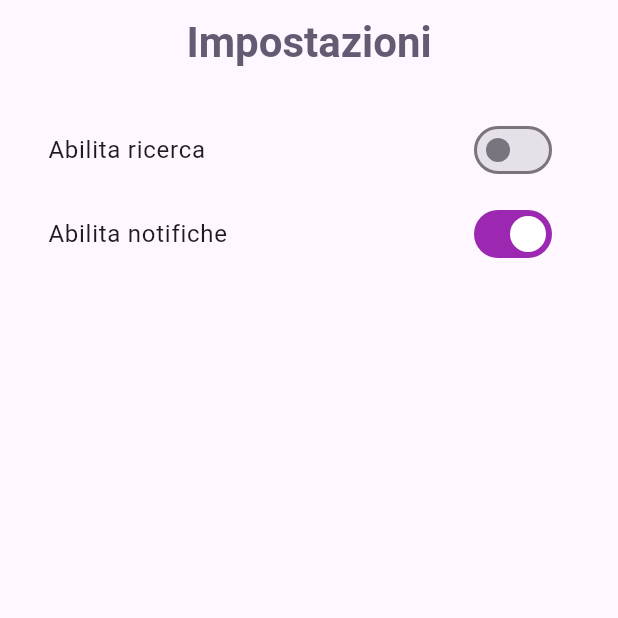
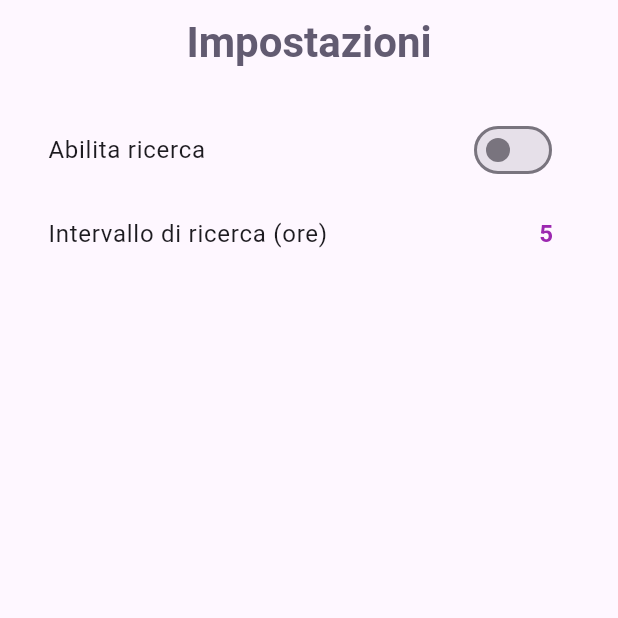
Before and after one commit to danielechiarion/TOLC_notifier, a Flutter app: the SettingsPage screen opened directly, after a tap on "Abilita ricerca", on a phone screen of 412 x 824 dp, the top half of it. Run offline on Flutter 3.47's test engine with Material 3 defaults, Android fonts, the light colour scheme and no system bars; our stand-ins replace flutter_form_builder, flutter_local_notifications, logger, shared_preferences, sqflite, sqflite_common_ffi and 1 more; missing offline and left inert: workmanager; accounts and stored records are empty; statements that could not run were skipped.

Commit message:
add numeric input to regulate the hours between a tolc finder and the other

```diff
--- /dev/null
+++ b/devtools_options.yaml
@@ -0,0 +1,3 @@
+description: This file stores settings for Dart & Flutter DevTools.
+documentation: https://docs.flutter.dev/tools/devtools/extensions#configure-extension-enablement-states
+extensions:
--- a/lib/frontend/settings_page.dart
+++ b/lib/frontend/settings_page.dart
@@ -1,5 +1,9 @@
 import 'package:flutter/material.dart';
+import 'package:flutter/services.dart';
 import 'package:shared_preferences/shared_preferences.dart';
+import 'package:workmanager/workmanager.dart';
+
+import '../utility/NumericalRangeFormatter.dart';
 
 /// Class to manage settings
 /// and change them during the execution of the application
@@ -11,6 +15,7 @@ class SettingsPage extends StatefulWidget {
 class _SettingsPageState extends State<SettingsPage> {
   bool searchEnabled = true;
   bool notifyEnabled = true;
+  int backgroundTaskInterval = 5;
 
   @override
   void initState() {
@@ -30,6 +35,22 @@ class _SettingsPageState extends State<SettingsPage> {
     SharedPreferences localStorage = await SharedPreferences.getInstance();
     await localStorage.setBool('search_enabled', searchEnabled);
     await localStorage.setBool('notify_enabled', notifyEnabled);
+    await localStorage.setInt('background_task_interval', backgroundTaskInterval);
+  }
+
+  /* function to update the background task
+  erasing the old one and creating a new one */
+  void _updateBackgroundTask() async{
+    /* erase the previous task */
+    await Workmanager().cancelByUniqueName('TOLC_notifier_background');
+    /* create the new task */
+    Workmanager().registerPeriodicTask(
+      'TOLC_notifier_background',
+      'TOLC_finder',
+      frequency: Duration(hours: 5), // time for testing, to be changed
+      constraints: Constraints(networkType: NetworkType.connected),
+      existingWorkPolicy: ExistingPeriodicWorkPolicy.replace // force the replacement
+    );
   }
 
   @override
@@ -58,17 +79,38 @@ class _SettingsPageState extends State<SettingsPage> {
                 _saveSettings();
               },
             ),
-            SwitchListTile(
-              title: const Text("Abilita notifiche"),
-              activeTrackColor: Colors.purple,
-              value: notifyEnabled,
-              onChanged: (value) {
-                setState(() {
-                  notifyEnabled = value;
-                });
-                _saveSettings();
-              },
-            ),
+            ListTile(
+              title: const Text("Intervallo di ricerca (ore)"),
+              /* the widget to the right */
+              trailing: SizedBox(
+                width: 70, // fixed width to contain the input
+                child: TextFormField(
+                  initialValue: backgroundTaskInterval.toString(),
+                  keyboardType: TextInputType.number,
+                  textAlign: TextAlign.end, // align number to the right
+                  style: const TextStyle(color: Colors.purple, fontWeight: FontWeight.bold),
+                  decoration: const InputDecoration(
+                    border: InputBorder.none, // remove number bottom border
+                    hintText: "0",
+                  ),
+                  inputFormatters: [
+                    FilteringTextInputFormatter.digitsOnly,
+                    NumericalRangeFormatter(min: 1, max: 72), // custom formatter
+                  ],
+                  onChanged: (value) {
+                    setState(() {
+                      /* convert and save the value */
+                      int? numericValue = int.tryParse(value);
+                      if (numericValue != null) {
+                        backgroundTaskInterval = numericValue;
+                      }
+                    });
+                    _saveSettings(); // call the save method
+                    _updateBackgroundTask();
+                  },
+                ),
+              ),
+            )
           ],
         ),
       ),
--- a/lib/main.dart
+++ b/lib/main.dart
@@ -74,7 +74,7 @@ Future<void> main() async {
   Workmanager().registerPeriodicTask(
     'TOLC_notifier_background',
     'TOLC_finder',
-    frequency: Duration(minutes: 15), // time for testing, to be changed
+    frequency: Duration(hours: 5), // time for testing, to be changed
     constraints: Constraints(networkType: NetworkType.connected)
   );
   /* add also one-off task to do at the beginning */
@@ -82,7 +82,7 @@ Future<void> main() async {
     'TOLC_notifier_start',
     'TOLC_finder',
     constraints: Constraints(networkType: NetworkType.connected),
-    initialDelay: Duration(minutes: 30) // put an initial delay of 30 minutes
+    initialDelay: Duration(minutes: 15) // put an initial delay of 30 minutes
   );
 
   /* add functions before the start
--- /dev/null
+++ b/lib/utility/NumericalRangeFormatter.dart
@@ -0,0 +1,41 @@
+import 'package:flutter/services.dart';
+
+/// Class to format the input of a TextField
+/// to only allow numerical values within a specified range
+class NumericalRangeFormatter extends TextInputFormatter{
+  /* define attributes */
+  int min;
+  int max;
+
+  /// Constructor for the NumericalRangeFormatter
+  /// having minum and maximum values
+  NumericalRangeFormatter({required this.min, required this.max});
+
+  @override
+  TextEditingValue formatEditUpdate(TextEditingValue oldValue, TextEditingValue newValue){
+    /* if the value is empty, return it allowing
+    to reset the input */
+    if(newValue.text.isEmpty){
+      return newValue;
+    }
+
+    /* then try the conversion and
+    establish if it's proper to range given */
+    int ?value = int.tryParse(newValue.text);
+
+    /* if the value is null return the old value */
+    if(value == null){
+      return oldValue;
+    }
+
+    /* if the value is outside the range, return
+    either the maximum or the minimum */
+    if(value < min){
+      return TextEditingValue(text: min.toString());
+    }
+    if(value > max){
+      return TextEditingValue(text: max.toString());
+    }
+    return newValue; // otherwise, return the new value
+  }
+}
```
Also changed, not shown: 12 other files.
